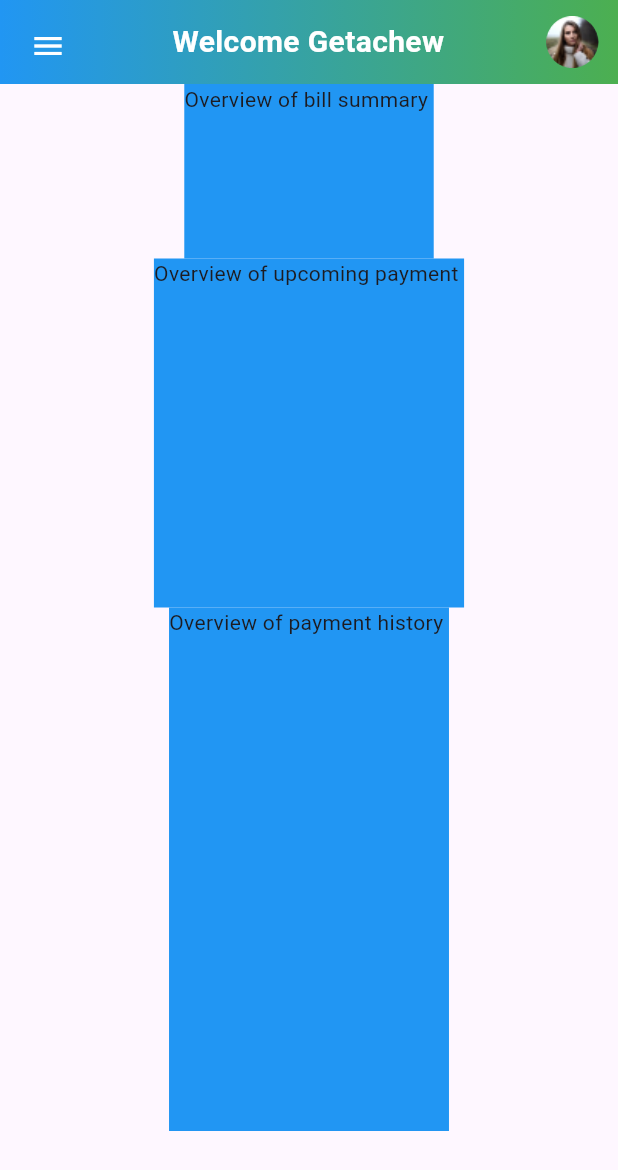
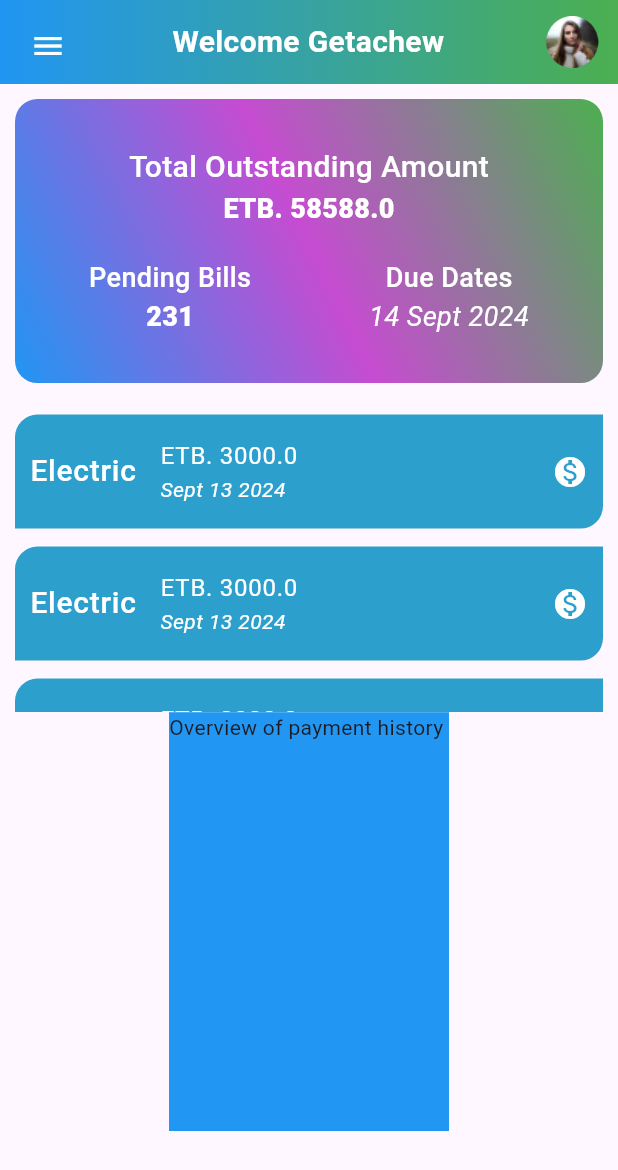
Before and after one commit to gechderib/bill_payment_app, a Flutter app: the HomeScreen screen opened directly, on a phone screen of 412 x 824 dp. Shown: the top 1170 px of the screen. Run offline on Flutter 3.47's test engine with Material 3 defaults, Android fonts, the phone set to English and light mode, and no system bars; our stand-ins replace font_awesome_flutter, google_fonts; Roboto replaces fonts that are missing (Mulish).

Commit message:
upcoming bill added

```diff
--- /dev/null
+++ b/lib/custom_widgets/bill_summary.dart
@@ -0,0 +1,106 @@
+import 'package:flutter/material.dart';
+
+class BillSummary extends StatelessWidget {
+  const BillSummary(
+      {super.key,
+      required this.totalOutstanding,
+      required this.pendingBilles,
+      required this.dueDate});
+
+  final double totalOutstanding;
+  final int pendingBilles;
+  final String dueDate;
+
+  @override
+  Widget build(BuildContext context) {
+    return Container(
+        width: double.infinity,
+        padding: const EdgeInsets.all(10),
+        margin: const EdgeInsets.all(10),
+        decoration: BoxDecoration(
+          gradient: const LinearGradient(
+            begin: Alignment.bottomLeft,
+            end: Alignment.topRight,
+            colors: [
+              Colors.blue,
+              Color.fromARGB(255, 198, 76, 209),
+              Colors.green
+            ],
+          ),
+          borderRadius: BorderRadius.circular(15),
+        ),
+        child: Column(
+          mainAxisAlignment: MainAxisAlignment.center,
+          crossAxisAlignment: CrossAxisAlignment.center,
+          children: [
+            Column(
+              children: [
+                const Text(
+                  "Total Outstanding Amount",
+                  style: TextStyle(
+                    fontSize: 20,
+                    color: Colors.white,
+                    fontWeight: FontWeight.w500,
+                  ),
+                ),
+                Text(
+                  "ETB. $totalOutstanding",
+                  style: const TextStyle(
+                    fontSize: 18,
+                    fontWeight: FontWeight.w900,
+                    color: Colors.white,
+                  ),
+                )
+              ],
+            ),
+            const SizedBox(
+              height: 20,
+            ),
+            Row(
+              mainAxisAlignment: MainAxisAlignment.spaceAround,
+              children: [
+                Column(
+                  children: [
+                    const Text(
+                      "Pending Bills",
+                      style: TextStyle(
+                        fontSize: 18,
+                        color: Colors.white,
+                        fontWeight: FontWeight.w500,
+                      ),
+                    ),
+                    Text(
+                      "$pendingBilles",
+                      style: const TextStyle(
+                        fontSize: 18,
+                        fontWeight: FontWeight.w900,
+                        color: Colors.white,
+                      ),
+                    ),
+                  ],
+                ),
+                Column(
+                  children: [
+                    const Text(
+                      "Due Dates",
+                      style: TextStyle(
+                        fontSize: 18,
+                        color: Colors.white,
+                        fontWeight: FontWeight.w500,
+                      ),
+                    ),
+                    Text(
+                      dueDate,
+                      style: const TextStyle(
+                          fontSize: 18,
+                          color: Colors.white,
+                          fontStyle: FontStyle.italic),
+                    )
+                  ],
+                )
+              ],
+            ),
+          ],
+        ));
+  }
+}
--- /dev/null
+++ b/lib/custom_widgets/upcoming_bill.dart
@@ -0,0 +1,65 @@
+import 'package:flutter/material.dart';
+
+class UpcomingBill extends StatelessWidget {
+  const UpcomingBill(
+      {super.key,
+      required this.onClick,
+      required this.billAmount,
+      required this.billName,
+      required this.dueDate});
+  final Function onClick;
+  final String billName;
+  final double billAmount;
+  final String dueDate;
+
+  @override
+  Widget build(BuildContext context) {
+    return GestureDetector(
+      onTap: () => onClick(),
+      child: Column(
+        children: [
+          const SizedBox(height: 10.0),
+          Container(
+            margin:
+                const EdgeInsets.only(left: 10, right: 10, top: 1, bottom: 1),
+            decoration: const BoxDecoration(
+              gradient: LinearGradient(
+                begin: Alignment.bottomLeft,
+                end: Alignment.topRight,
+                colors: [
+                  Color.fromARGB(255, 45, 159, 204),
+                  Color.fromARGB(255, 45, 159, 204)
+                ],
+              ),
+              borderRadius: BorderRadiusDirectional.only(
+                  topStart: Radius.circular(15),
+                  bottomEnd: Radius.circular(15)),
+            ),
+            child: ListTile(
+              onTap: () => onClick(),
+              contentPadding:
+                  const EdgeInsets.symmetric(horizontal: 10, vertical: 2),
+              leading: Text(
+                billName,
+                style: const TextStyle(fontSize: 20, color: Colors.white),
+              ),
+              title: Text(
+                "ETB. $billAmount",
+                style: const TextStyle(color: Colors.white),
+              ),
+              subtitle: Text(
+                dueDate,
+                style: const TextStyle(
+                    color: Colors.white, fontStyle: FontStyle.italic),
+              ),
+              trailing: const Icon(
+                Icons.monetization_on,
+                color: Colors.white,
+              ),
+            ),
+          ),
+        ],
+      ),
+    );
+  }
+}
--- a/lib/screens/home_screen.dart
+++ b/lib/screens/home_screen.dart
@@ -1,6 +1,9 @@
 import 'package:billpayment/constants/const.dart';
+import 'package:billpayment/custom_widgets/bill_summary.dart';
 import 'package:billpayment/custom_widgets/custom_drawer.dart';
+import 'package:billpayment/custom_widgets/upcoming_bill.dart';
 import 'package:flutter/material.dart';
+import 'package:google_fonts/google_fonts.dart';
 
 class HomeScreen extends StatelessWidget {
   const HomeScreen({super.key});
@@ -9,7 +12,7 @@ class HomeScreen extends StatelessWidget {
     final size = MediaQuery.of(context).size;
 
     return Scaffold(
-      drawer: BillPaymentDrawer(),
+      drawer: const BillPaymentDrawer(),
       body: Container(
         child: Column(
           children: [
@@ -77,20 +80,30 @@ class HomeScreen extends StatelessWidget {
               height: size.height - (APP_BAR_HEIGHT + BOTTOM_SHEET_HEIGHT),
               child: Column(
                 children: [
-                  Expanded(
-                    flex: 1,
-                    child: Container(
-                        decoration: BoxDecoration(color: Colors.blue),
-                        child: Text("Overview of bill summary ")),
-                  ),
-                  Expanded(
-                    flex: 2,
-                    child: Container(
-                        decoration: BoxDecoration(color: Colors.blue),
-                        child: Text("Overview of upcoming payment ")),
+                  const Expanded(
+                    flex: 3,
+                    child: BillSummary(
+                      totalOutstanding: 58588,
+                      pendingBilles: 231,
+                      dueDate: "14 Sept 2024",
+                    ),
                   ),
                   Expanded(
                     flex: 3,
+                    child: ListView.builder(
+                      itemCount: 5,
+                      itemBuilder: (context, index) {
+                        return UpcomingBill(
+                          onClick: () => {},
+                          billAmount: 3000,
+                          billName: "Electric",
+                          dueDate: "Sept 13 2024",
+                        );
+                      },
+                    ),
+                  ),
+                  Expanded(
+                    flex: 4,
                     child: Container(
                         decoration: BoxDecoration(color: Colors.blue),
                         child: Text("Overview of payment history ")),
@@ -104,3 +117,11 @@ class HomeScreen extends StatelessWidget {
     );
   }
 }
+
+
+          // UpcomingBill(
+          //                 onClick: () => {},
+          //                 billAmount: 3000,
+          //                 billName: "Electric",
+          //                 dueDate: "Sept 13 2024",
+          //               ),
--- a/lib/screens/main_screen.dart
+++ b/lib/screens/main_screen.dart
@@ -8,8 +8,6 @@ import 'package:billpayment/screens/settings_screen.dart';
 import 'package:billpayment/screens/transaction_history_screen.dart';
 import 'package:billpayment/service/ui_service.dart';
 import 'package:flutter/material.dart';
-import 'package:font_awesome_flutter/font_awesome_flutter.dart';
-import 'package:google_fonts/google_fonts.dart';
 import 'package:provider/provider.dart';
 
 class MainScreen extends StatelessWidget {
```
